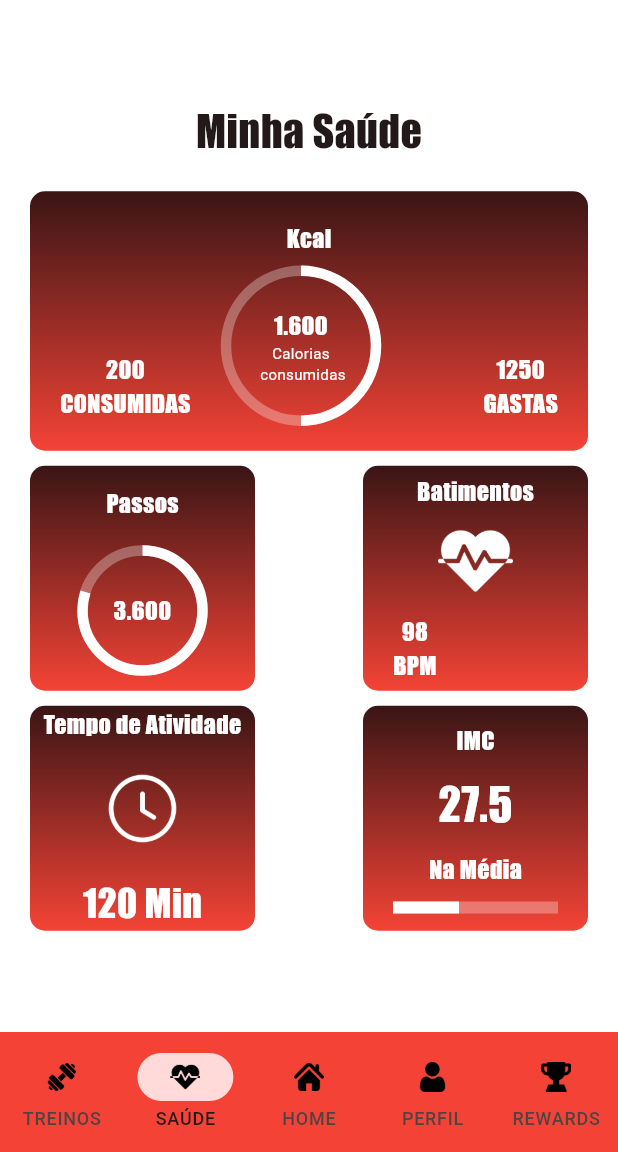
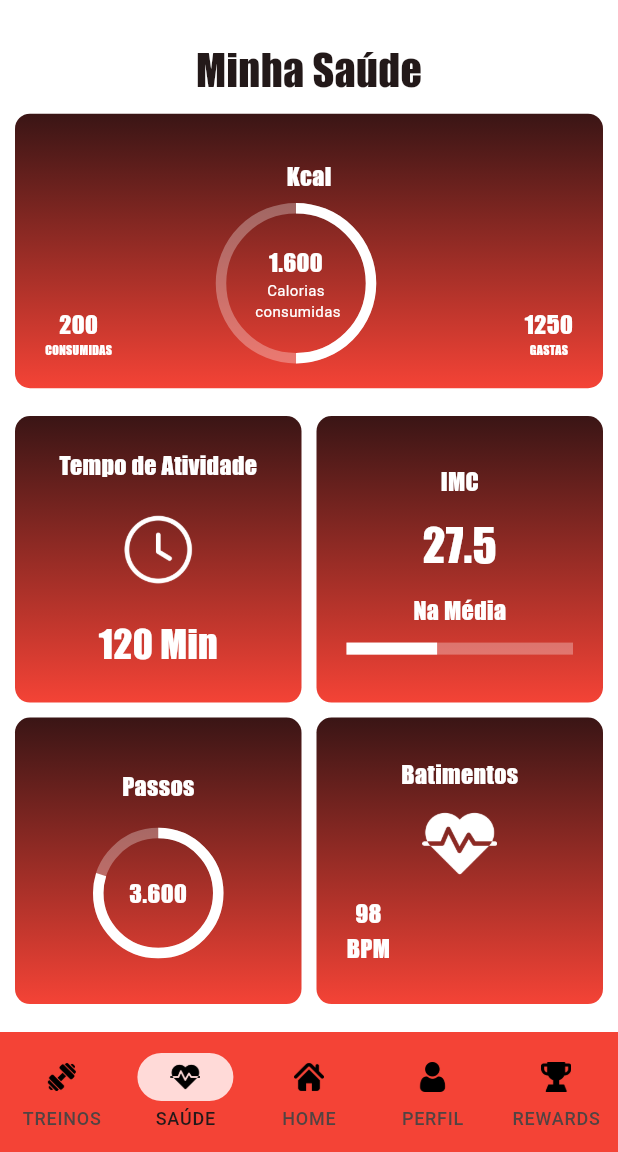
Before and after one commit to Olivaar/gym_app, a Flutter app: the MainPage screen opened by its route, item 2 of the bottom bar chosen, on a phone screen of 412 x 824 dp, the part 84-1236 px from its top. Run offline on Flutter 3.47's test engine with Material 2 defaults, Android fonts, the phone set to English and light mode, and no system bars; our stand-ins replace carousel_slider; network calls fail.

```diff
--- a/lib/utils/theme_helper.dart
+++ b/lib/utils/theme_helper.dart
@@ -74,11 +74,11 @@ class ThemeHelper {
     );
   }
 
-  TextStyle textStyleStandard(){
-    return const TextStyle(
-      color: Colors.white,
+  TextStyle textStyleStandard({double? fontSize, Color? textColor}){
+    return TextStyle(
+      color: textColor ?? Colors.white,
       fontFamily: 'impact',
-      fontSize: 16
+      fontSize: fontSize ?? 16
     );
   }
 
--- a/lib/view/pages/health_page.dart
+++ b/lib/view/pages/health_page.dart
@@ -12,43 +12,34 @@ class HealthPage extends StatelessWidget {
   Widget build(BuildContext context) {
     return Container(
       color: Colors.white,
-      child: const Column(
-        mainAxisAlignment: MainAxisAlignment.center,
+      child: Column(
+        mainAxisAlignment: MainAxisAlignment.spaceEvenly,
         children: [
-          Text(
+          const SizedBox(
+            height: 10,
+          ),
+          const Text(
             'Minha Saúde',
             style: TextStyle(
               fontSize: 28,
               fontFamily: 'impact',
             ),
           ),
-          SizedBox(
-            height: 20,
-          ),
-          CardKcal(),
-          SizedBox(
-            height: 10,
-          ),
+          const CardKcal(),
           Padding(
-            padding: EdgeInsets.symmetric(horizontal: 20),
-            child: Row(
-              mainAxisAlignment: MainAxisAlignment.spaceBetween,
-              children: [
+            padding: const EdgeInsets.all(10),
+            child: GridView(
+              shrinkWrap: true,
+              gridDelegate: const SliverGridDelegateWithFixedCrossAxisCount(
+                crossAxisCount: 2,
+                mainAxisSpacing: 10,
+                crossAxisSpacing: 10,
+              ),
+              children: const [
+                CardActiveTime(),
+                CardImc(),
                 CardSteps(),
                 CardHeartbeat(),
-              ],
-            ),
-          ),
-          SizedBox(
-            height: 10,
-          ),
-          Padding(
-            padding: EdgeInsets.symmetric(horizontal: 20),
-            child: Row(
-              mainAxisAlignment: MainAxisAlignment.spaceBetween,
-              children: [
-                CardActiveTime(),
-                CardImc(),
               ],
             ),
           ),
--- a/lib/view/widgets/card_heartbeat.dart
+++ b/lib/view/widgets/card_heartbeat.dart
@@ -1,5 +1,4 @@
 import 'package:flutter/material.dart';
-
 import '../../utils/theme_helper.dart';
 
 class CardHeartbeat extends StatelessWidget {
--- a/lib/view/widgets/card_kcal.dart
+++ b/lib/view/widgets/card_kcal.dart
@@ -3,19 +3,23 @@ import 'package:flutter/material.dart';
 import '../../utils/theme_helper.dart';
 
 class CardKcal extends StatelessWidget {
-  const CardKcal({super.key});
+  const
+  CardKcal({super.key});
 
   @override
   Widget build(BuildContext context) {
     return Container(
       padding: const EdgeInsets.all(20),
-      margin: const EdgeInsets.symmetric(horizontal: 20),
+      margin: const EdgeInsets.symmetric(horizontal: 10),
       decoration: BoxDecoration(
         gradient: ThemeHelper().linearGradient(),
         borderRadius: BorderRadius.circular(10),
       ),
       child: Column(
         children: [
+          const SizedBox(
+            height: 10,
+          ),
           Text(
             'Kcal',
             style: ThemeHelper().textStyleStandard(),
@@ -25,11 +29,14 @@ class CardKcal extends StatelessWidget {
           ),
           Row(
             crossAxisAlignment: CrossAxisAlignment.end,
+            mainAxisAlignment: MainAxisAlignment.spaceEvenly,
             children: [
               Expanded(
                 child: Container(
                   height: 100,
                   width: 100,
+                  alignment: Alignment.bottomLeft,
+                  child: Align(
                     alignment: Alignment.bottomLeft,
                     child: Column(
                       mainAxisSize: MainAxisSize.min,
@@ -40,13 +47,16 @@ class CardKcal extends StatelessWidget {
                         ),
                         Text(
                           'CONSUMIDAS',
-                        style: ThemeHelper().textStyleStandard(),
+                          style: ThemeHelper().textStyleStandard(fontSize: 8),
                         ),
                       ],
                     ),
                   ),
                 ),
+              ),
+              const Spacer(),
               Expanded(
+                flex: 2,
                 child: Stack(
                   children: [
                     SizedBox(
@@ -83,6 +93,7 @@ class CardKcal extends StatelessWidget {
                   ],
                 ),
               ),
+              const Spacer(),
               Expanded(
                 child: SizedBox(
                   height: 100,
@@ -98,7 +109,7 @@ class CardKcal extends StatelessWidget {
                         ),
                         Text(
                           'GASTAS',
-                          style: ThemeHelper().textStyleStandard(),
+                          style: ThemeHelper().textStyleStandard(fontSize: 8),
                         ),
                       ],
                     ),
```
Also changed, not shown: lib/view/pages/rewards_page.dart (+42 -2 lines), lib/view/widgets/card_reward.dart (added, +61 -0 lines). Lines whose indentation alone changed are shown as unchanged.
